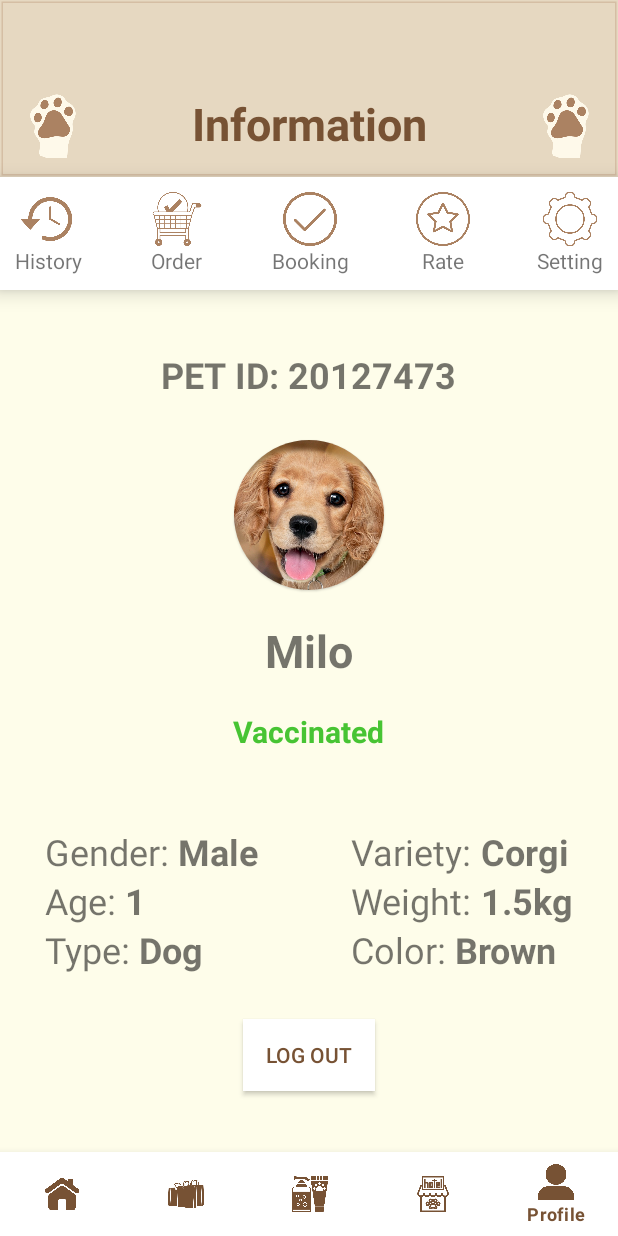
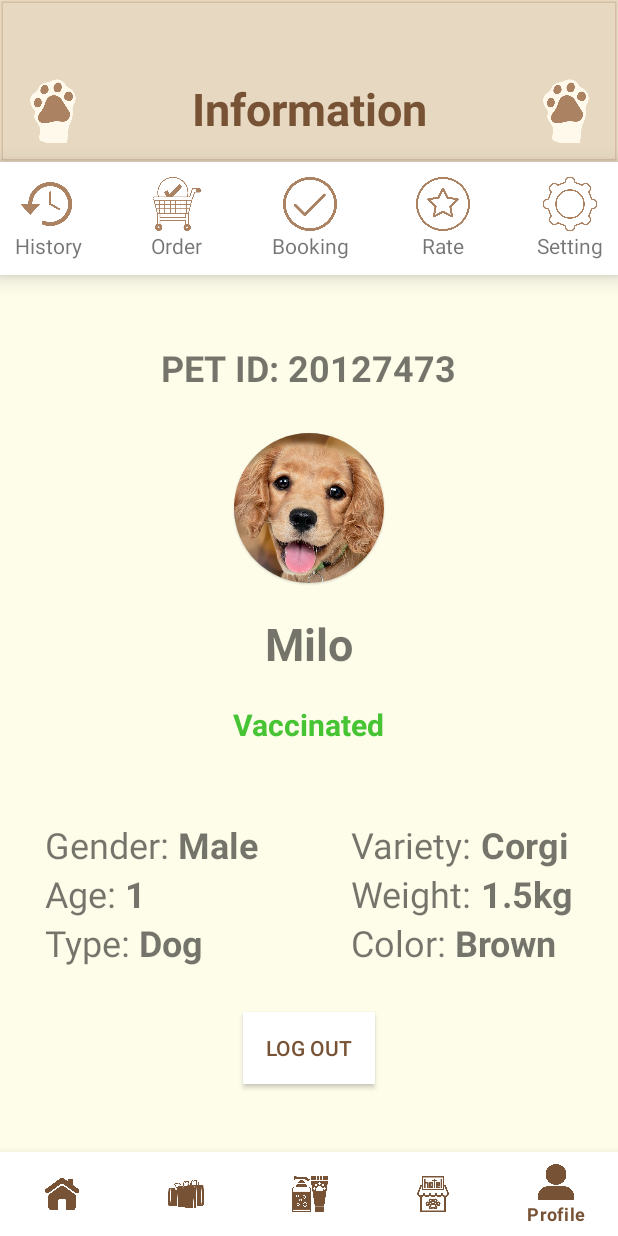
Before and after one commit to thaichihien/PetInto, an Android app: the ProfileFragment screen opened through its navigation route, on a phone screen of 412 x 824 dp. Run offline under Robolectric (Android 15) with nearby library versions, the phone set to English and light mode, and no system bars; our stand-ins replace navigation-ui.

Commit message:
add header space ver2

```diff
--- a/app/src/main/res/layout/fragment_profile.xml
+++ b/app/src/main/res/layout/fragment_profile.xml
@@ -12,7 +12,7 @@
     <ImageView
         android:id="@+id/profile_header"
         android:layout_width="0dp"
-        android:layout_height="118dp"
+        android:layout_height="108dp"
         android:src="@drawable/header_rectangle"
         app:layout_constraintTop_toTopOf="parent"
         app:layout_constraintStart_toStartOf="parent"
@@ -23,7 +23,7 @@
         android:layout_width="50dp"
         android:layout_height="50dp"
         android:src="@drawable/foot_icon"
-        android:layout_marginTop="55dp"
+        android:layout_marginTop="45dp"
         android:layout_marginLeft="10dp"
         app:layout_constraintTop_toTopOf="parent"
         app:layout_constraintStart_toStartOf="parent"/>
@@ -35,7 +35,7 @@
         android:textSize="30sp"
         android:textStyle="bold"
         android:textColor="@color/main_dark"
-        android:layout_marginTop="62dp"
+        android:layout_marginTop="52dp"
         app:layout_constraintTop_toTopOf="parent"
         app:layout_constraintStart_toStartOf="parent"
         app:layout_constraintEnd_toEndOf="parent"/>
@@ -44,7 +44,7 @@
         android:layout_width="50dp"
         android:layout_height="50dp"
         android:src="@drawable/foot_icon"
-        android:layout_marginTop="55dp"
+        android:layout_marginTop="45dp"
         android:layout_marginRight="10dp"
         app:layout_constraintTop_toTopOf="parent"
         app:layout_constraintEnd_toEndOf="parent"/>
```
